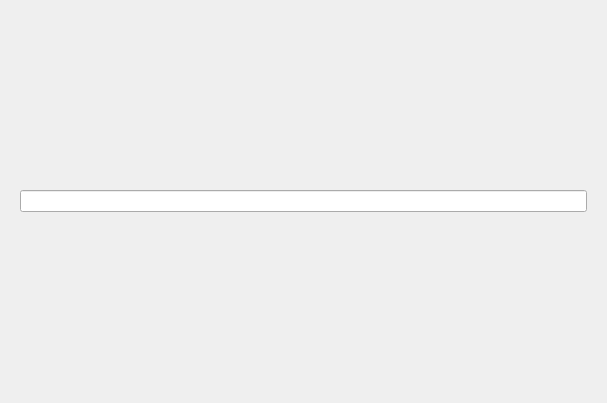
Above: devsettingsform.ui from nghtsnw/etrodiag before the change. Below: the same form after it.
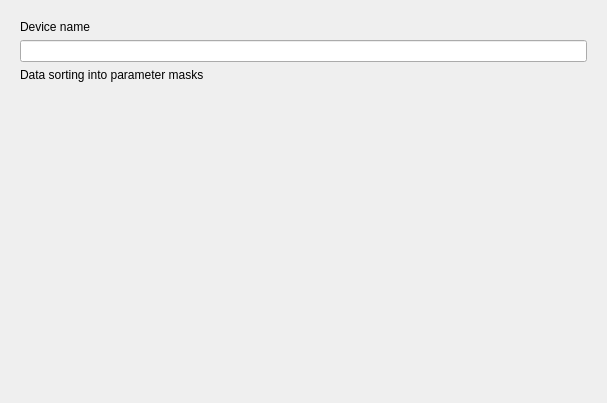
That is the form after the change.

Patch:
```diff
--- a/devsettingsform.ui
+++ b/devsettingsform.ui
@@ -17,6 +17,19 @@
    <item row="1" column="0">
     <widget class="QFrame" name="byteButtonsBox">
      <layout class="QVBoxLayout" name="verticalLayout">
+      <item>
+       <widget class="QLabel" name="devNameLabel">
+        <property name="sizePolicy">
+         <sizepolicy hsizetype="Preferred" vsizetype="Fixed">
+          <horstretch>0</horstretch>
+          <verstretch>0</verstretch>
+         </sizepolicy>
+        </property>
+        <property name="text">
+         <string>Device name</string>
+        </property>
+       </widget>
+      </item>
       <item>
        <widget class="QLineEdit" name="devNameEditLine">
         <property name="sizePolicy">
@@ -36,12 +49,32 @@
         </property>
        </widget>
       </item>
+      <item>
+       <widget class="QLabel" name="maskSortLabel">
+        <property name="text">
+         <string>Data sorting into parameter masks</string>
+        </property>
+       </widget>
+      </item>
       <item>
        <layout class="QGridLayout" name="gridLayoutButtonBox"/>
       </item>
      </layout>
     </widget>
    </item>
+   <item row="2" column="0">
+    <spacer name="verticalSpacer">
+     <property name="orientation">
+      <enum>Qt::Orientation::Vertical</enum>
+     </property>
+     <property name="sizeHint" stdset="0">
+      <size>
+       <width>20</width>
+       <height>40</height>
+      </size>
+     </property>
+    </spacer>
+   </item>
   </layout>
  </widget>
  <resources/>
```
